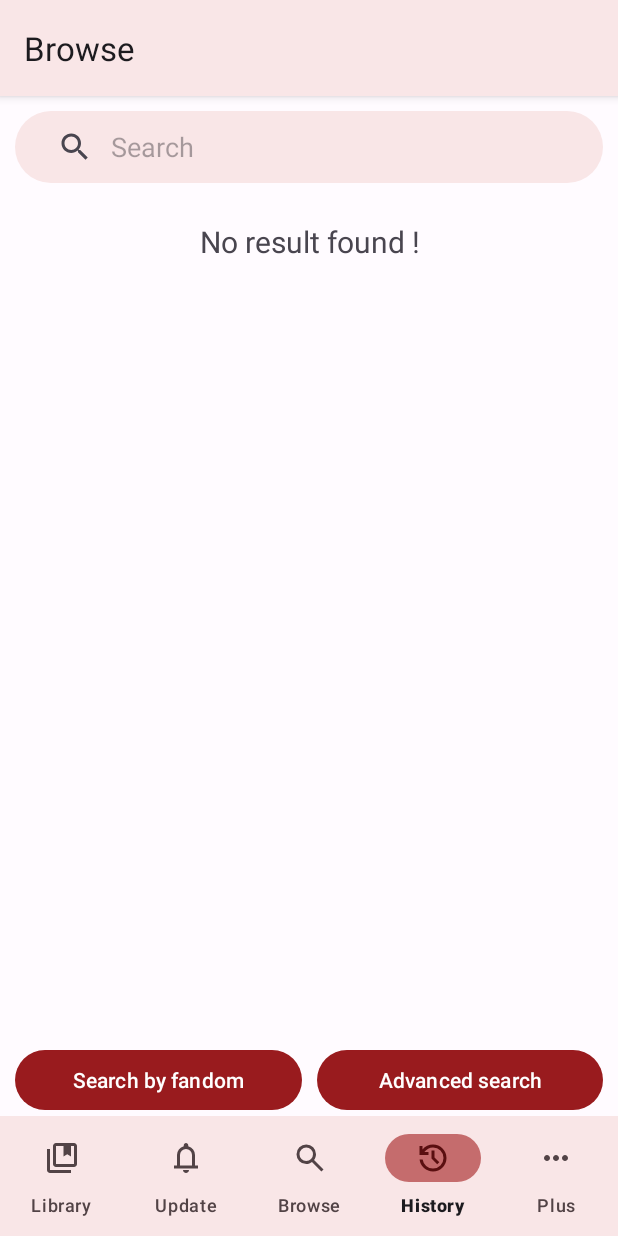
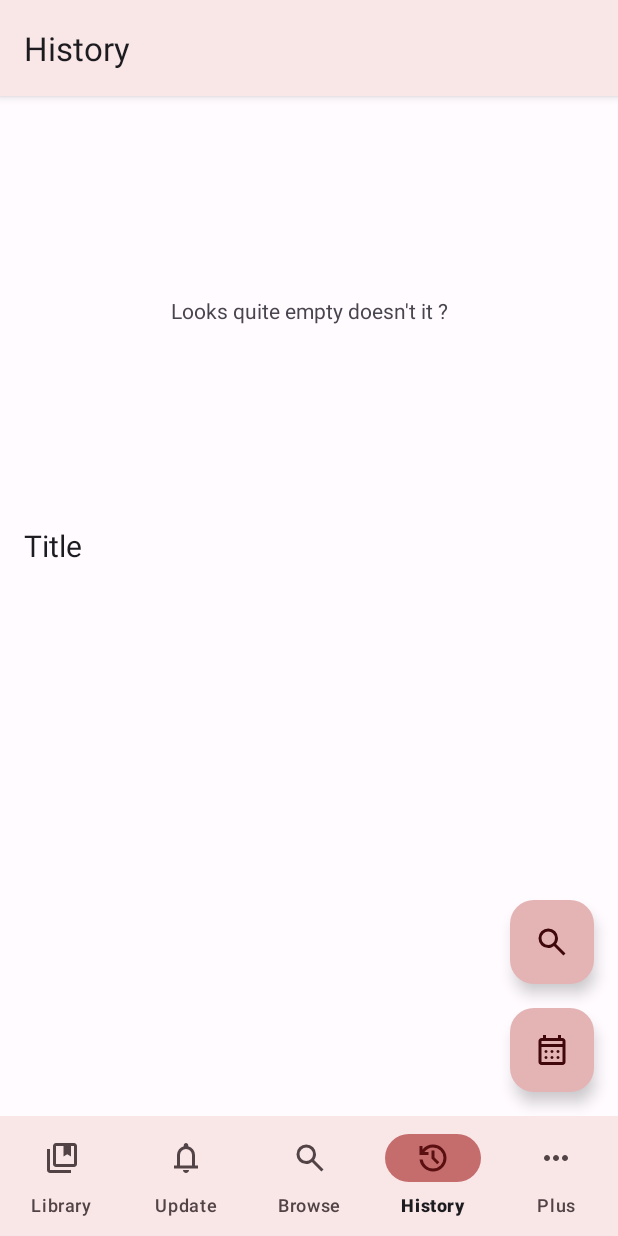
Before and after one commit to tbvns/AppOfOurOwn, an Android app: the screen it shows after launch (MainActivity), item 4 of the bottom bar chosen, on a phone screen of 412 x 824 dp. Run offline under Robolectric (Android 15) with nearby library versions, the phone set to English and light mode, and no system bars; libraries missing offline, so code that uses them is left out: org.htmlunit, org.htmlunit.corejs, org.htmlunit.html, org.htmlunit.util; 17 statements that could not run were skipped.

Commit message:
Most of the history system

```diff
--- a/app/build.gradle
+++ b/app/build.gradle
@@ -72,7 +72,7 @@ dependencies {
     implementation group: 'org.htmlunit', name: 'htmlunit3-android', version: '4.3.0'
     implementation 'com.fasterxml.jackson.core:jackson-databind:2.18.3'
     implementation 'com.fasterxml.jackson.datatype:jackson-datatype-jsr310:2.18.3'
-    debugImplementation libs.ui.tooling
+    implementation 'org.xerial:sqlite-jdbc:3.49.1.0'
+
     debugImplementation libs.ui.test.manifest
-
 }
--- a/app/src/main/AndroidManifest.xml
+++ b/app/src/main/AndroidManifest.xml
@@ -4,6 +4,8 @@
 
     <uses-permission android:name="android.permission.INTERNET" />
     <uses-permission android:name="android.permission.ACCESS_NETWORK_STATE" />
+    <uses-permission android:name="android.permission.WRITE_EXTERNAL_STORAGE" />
+    <uses-permission android:name="android.permission.READ_EXTERNAL_STORAGE" />
 
     <application
         android:allowBackup="true"
--- a/app/src/main/java/xyz/tbvns/ao3m/AO3/LoginAPI.java
+++ b/app/src/main/java/xyz/tbvns/ao3m/AO3/LoginAPI.java
@@ -30,16 +30,13 @@ public class LoginAPI {
         WebClient webClient;
     }
 
-    public static void initialize(Context context) {
-        appContext = context.getApplicationContext();
-    }
+    public static void initialize(Context context) {appContext = context.getApplicationContext();}
 
     public static String login(String username, String password) {
         String loginUrl = "https://archiveofourown.org/users/login";
 
         new Handler(Looper.getMainLooper()).post(() -> showToast("Starting phase (1/2)."));
 
-        // Phase 1: Load the login form with retries
         FormData formData = loadLoginForm(loginUrl);
         if (formData == null) {
             showToast("Failed to load login form after " + MAX_RETRIES_FORM_LOAD + " attempts");
--- /dev/null
+++ b/app/src/main/java/xyz/tbvns/ao3m/Fragments/HistoryFragment.java
@@ -0,0 +1,71 @@
+package xyz.tbvns.ao3m.Fragments;
+
+import android.os.Bundle;
+import android.os.Handler;
+import android.os.Looper;
+import android.widget.LinearLayout;
+import android.widget.ScrollView;
+import android.widget.TextView;
+import androidx.fragment.app.Fragment;
+import android.view.LayoutInflater;
+import android.view.View;
+import android.view.ViewGroup;
+import org.htmlunit.corejs.javascript.tools.shell.Main;
+import xyz.tbvns.ao3m.MainActivity;
+import xyz.tbvns.ao3m.R;
+import xyz.tbvns.ao3m.Storage.HistoryManager;
+import xyz.tbvns.ao3m.Views.HistoryEntryView;
+
+import java.util.List;
+
+
+public class HistoryFragment extends Fragment {
+    private int page = 0;
+    private int entriesCount = 0;
+
+    @Override
+    public View onCreateView(LayoutInflater inflater, ViewGroup container, Bundle savedInstanceState) {
+        View view = inflater.inflate(R.layout.fragment_history, container, false);
+
+        List<HistoryManager.HistoryEntry> entries = HistoryManager.getHistoryEntriesPaginated(getContext(), page);
+        entriesCount += entries.size();
+
+        MainActivity.bar.setTitle("History");
+
+        LinearLayout layout = view.findViewById(R.id.HistoryList);
+        addEntries(entries, layout);
+
+        if (entriesCount == 0) {
+            layout.addView(new TextView(getContext()){{
+                setText("Looks quite empty doesn't it ?");
+                setPadding(0, 200, 0, 200);
+                setWidth(layout.getWidth());
+                setTextAlignment(TEXT_ALIGNMENT_CENTER);
+            }});
+        }
+
+        view.findViewById(R.id.HistoryScrollView).setOnScrollChangeListener(
+                (v, scrollX, scrollY, oldScrollX, oldScrollY) -> {
+                    int maxH = ((ScrollView) v).getChildAt(0).getHeight();
+                    if (entriesCount % 100 == 0 && maxH - scrollY <= 200) {
+                        page += 1;
+                        addEntries(HistoryManager.getHistoryEntriesPaginated(getContext(), page), layout);
+                    }
+        });
+
+        return view;
+    }
+
+    public void addEntries(List<HistoryManager.HistoryEntry> entries, LinearLayout view) {
+        new Thread(() -> {
+            for (HistoryManager.HistoryEntry entry : entries) {
+                new Handler(Looper.getMainLooper()).post(() -> {
+                    view.addView(new HistoryEntryView(getContext(), entry, getParentFragmentManager()));
+                });
+            }
+        }){{
+            setName("AddEntriesThread");
+            start();
+        }};
+    }
+}
--- a/app/src/main/java/xyz/tbvns/ao3m/MainActivity.java
+++ b/app/src/main/java/xyz/tbvns/ao3m/MainActivity.java
@@ -18,10 +18,8 @@ import com.google.android.material.navigation.NavigationBarView;
 import lombok.SneakyThrows;
 import xyz.tbvns.ao3m.AO3.WebBrowser;
 import xyz.tbvns.ao3m.AO3.WorkAPI;
-import xyz.tbvns.ao3m.Fragments.BrowseFragment;
-import xyz.tbvns.ao3m.Fragments.FandomMainFragment;
-import xyz.tbvns.ao3m.Fragments.LibrairyFragment;
-import xyz.tbvns.ao3m.Fragments.LoadingFragment;
+import xyz.tbvns.ao3m.Fragments.*;
+import xyz.tbvns.ao3m.Storage.HistoryManager;
 import xyz.tbvns.ao3m.Views.WorkView;
 
 import java.time.LocalDate;
@@ -39,7 +37,6 @@ public class MainActivity extends AppCompatActivity {
         super.onCreate(savedInstanceState);
 
         main = this;
-
         new Thread(WebBrowser::preload).start();
 
         EdgeToEdge.enable(this);
@@ -75,6 +72,13 @@ public class MainActivity extends AppCompatActivity {
                                 .addToBackStack("main")
                                 .commit();
                         break;
+                    case "History":
+                        getSupportFragmentManager().beginTransaction()
+                                .replace(R.id.fragment_container, new HistoryFragment())
+                                .setTransition(FragmentTransaction.TRANSIT_FRAGMENT_FADE)
+                                .addToBackStack("main")
+                                .commit();
+                        break;
                     default:
                         getSupportFragmentManager().beginTransaction()
                                 .replace(R.id.fragment_container, new LoadingFragment())
--- a/app/src/main/java/xyz/tbvns/ao3m/Storage/Config/LibraryConf.java
+++ b/app/src/main/java/xyz/tbvns/ao3m/Storage/Data/LibraryData.java
@@ -1,17 +1,16 @@
-package xyz.tbvns.ao3m.Storage.Config;
+package xyz.tbvns.ao3m.Storage.Data;
 
 import lombok.AllArgsConstructor;
 import lombok.Data;
 import lombok.NoArgsConstructor;
 import xyz.tbvns.ao3m.AO3.WorkAPI;
 
-import java.util.Arrays;
 import java.util.Objects;
 
 @Data
 @AllArgsConstructor
 @NoArgsConstructor
-public class LibraryConf {
+public class LibraryData {
     private WorkAPI.Work[] works = new WorkAPI.Work[0];
 
     public void addWork(WorkAPI.Work work) {
--- /dev/null
+++ b/app/src/main/java/xyz/tbvns/ao3m/Storage/DatabaseHelper.java
@@ -0,0 +1,31 @@
+package xyz.tbvns.ao3m.Storage;
+
+import android.content.Context;
+import android.database.sqlite.SQLiteDatabase;
+import android.database.sqlite.SQLiteOpenHelper;
+
+public class DatabaseHelper extends SQLiteOpenHelper {
+    private static final String DATABASE_NAME = "history.db";
+    private static final int DATABASE_VERSION = 1;
+    private final Context context;
+
+    public DatabaseHelper(Context context) {
+        super(context, DATABASE_NAME, null, DATABASE_VERSION);
+        this.context = context;
+    }
+
+    @Override
+    public void onCreate(SQLiteDatabase db) {
+        String sql = SQLHelper.getSQLString("InitHistory.sql");
+        String[] statements = sql.split(";");
+        for (String statement : statements) {
+            if (statement.trim().isEmpty()) continue;
+            db.execSQL(statement);
+        }
+    }
+
+    @Override
+    public void onUpgrade(SQLiteDatabase db, int oldVersion, int newVersion) {
+        // Implement upgrade logic if needed
+    }
+}
--- /dev/null
+++ b/app/src/main/java/xyz/tbvns/ao3m/Views/HistoryEntryView.java
@@ -0,0 +1,48 @@
+package xyz.tbvns.ao3m.Views;
+
+import android.content.Context;
+import android.os.Handler;
+import android.os.Looper;
+import android.view.LayoutInflater;
+import android.widget.LinearLayout;
+import android.widget.TextView;
+import android.widget.Toast;
+import androidx.fragment.app.FragmentManager;
+import xyz.tbvns.ao3m.AO3.ChaptersAPI;
+import xyz.tbvns.ao3m.R;
+import xyz.tbvns.ao3m.ReaderActivity;
+import xyz.tbvns.ao3m.Storage.HistoryManager;
+
+import java.text.SimpleDateFormat;
+
+public class HistoryEntryView extends LinearLayout {
+    private HistoryManager.HistoryEntry entry;
+    private FragmentManager manager;
+    public HistoryEntryView(Context context, HistoryManager.HistoryEntry entry, FragmentManager manager) {
+        super(context);
+        this.entry = entry;
+        this.manager = manager;
+        innit();
+    }
+
+    public void innit() {
+        LayoutInflater.from(getContext()).inflate(R.layout.fragment_history_entry, this, true);
+
+        TextView chapterTitle = findViewById(R.id.ChapterTitle);
+        TextView chapterDate = findViewById(R.id.ChapterDate);
+
+        chapterTitle.setText(entry.getName());
+        String text = new SimpleDateFormat("HH:mm MM/dd/YYYY").format(entry.getEpocheDate()) + " • Chap. " + (entry.getChapter() + 1);
+        if (entry.getLength() != 0) {
+            text += " to " + (entry.getChapter() + entry.getLength() + 1);
+        }
+        chapterDate.setText(text);
+
+        setOnClickListener(l -> {
+//            ReaderActivity.showFullscreen(manager, getContext(), entry.); TODO: make this work
+            new Handler(Looper.getMainLooper()).post(() -> {
+                Toast.makeText(getContext(), "Not implemented yet", Toast.LENGTH_SHORT).show();
+            });
+        });
+    }
+}
--- /dev/null
+++ b/app/src/main/res/drawable/calendar_icon.xml
@@ -0,0 +1,9 @@
+<vector xmlns:android="http://schemas.android.com/apk/res/android"
+    android:width="24dp"
+    android:height="24dp"
+    android:viewportWidth="960"
+    android:viewportHeight="960">
+  <path
+      android:pathData="M200,880q-33,0 -56.5,-23.5T120,800v-560q0,-33 23.5,-56.5T200,160h40v-80h80v80h320v-80h80v80h40q33,0 56.5,23.5T840,240v560q0,33 -23.5,56.5T760,880L200,880ZM200,800h560v-400L200,400v400ZM200,320h560v-80L200,240v80ZM200,320v-80,80ZM480,560q-17,0 -28.5,-11.5T440,520q0,-17 11.5,-28.5T480,480q17,0 28.5,11.5T520,520q0,17 -11.5,28.5T480,560ZM320,560q-17,0 -28.5,-11.5T280,520q0,-17 11.5,-28.5T320,480q17,0 28.5,11.5T360,520q0,17 -11.5,28.5T320,560ZM640,560q-17,0 -28.5,-11.5T600,520q0,-17 11.5,-28.5T640,480q17,0 28.5,11.5T680,520q0,17 -11.5,28.5T640,560ZM480,720q-17,0 -28.5,-11.5T440,680q0,-17 11.5,-28.5T480,640q17,0 28.5,11.5T520,680q0,17 -11.5,28.5T480,720ZM320,720q-17,0 -28.5,-11.5T280,680q0,-17 11.5,-28.5T320,640q17,0 28.5,11.5T360,680q0,17 -11.5,28.5T320,720ZM640,720q-17,0 -28.5,-11.5T600,680q0,-17 11.5,-28.5T640,640q17,0 28.5,11.5T680,680q0,17 -11.5,28.5T640,720Z"
+      android:fillColor="#e3e3e3"/>
+</vector>
--- /dev/null
+++ b/app/src/main/res/layout/fragment_history.xml
@@ -0,0 +1,33 @@
+<?xml version="1.0" encoding="utf-8"?>
+<androidx.constraintlayout.widget.ConstraintLayout xmlns:android="http://schemas.android.com/apk/res/android"
+                                                   xmlns:app="http://schemas.android.com/apk/res-auto" xmlns:tools="http://schemas.android.com/tools"
+                                                   android:layout_width="match_parent"
+                                                   android:layout_height="match_parent"
+                                                   tools:context=".HistoryFragment">
+    <com.google.android.material.floatingactionbutton.FloatingActionButton
+            android:src="@drawable/calendar_icon"
+            android:layout_width="wrap_content"
+            android:layout_height="wrap_content"
+            android:clickable="true" android:id="@+id/floatingActionButton" app:layout_constraintEnd_toEndOf="parent"
+            app:layout_constraintBottom_toBottomOf="parent" android:layout_marginEnd="16dp"
+            android:layout_marginBottom="16dp"/>
+    <com.google.android.material.floatingactionbutton.FloatingActionButton
+            android:src="@drawable/search_icon"
+            android:layout_width="wrap_content"
+            android:layout_height="wrap_content"
+            android:clickable="true" android:id="@+id/floatingActionButton3"
+            app:layout_constraintBottom_toTopOf="@+id/floatingActionButton" app:layout_constraintEnd_toEndOf="parent"
+            android:layout_marginEnd="16dp" android:layout_marginBottom="16dp"/>
+    <ScrollView
+            android:layout_width="match_parent"
+            android:layout_height="match_parent" app:layout_constraintStart_toStartOf="parent"
+            app:layout_constraintTop_toTopOf="parent" app:layout_constraintEnd_toEndOf="parent"
+            app:layout_constraintBottom_toBottomOf="parent" android:id="@+id/HistoryScrollView"
+            android:layout_marginStart="16dp" android:layout_marginEnd="16dp" android:fadingEdge="vertical"
+            android:requiresFadingEdge="vertical" android:fadingEdgeLength="30dp">
+        <LinearLayout android:layout_width="match_parent" android:layout_height="wrap_content"
+                      android:orientation="vertical" android:id="@+id/HistoryList" android:gravity="center_horizontal"
+                      android:layout_gravity="center_horizontal"
+                      android:foregroundGravity="center_horizontal"/>
+    </ScrollView>
+</androidx.constraintlayout.widget.ConstraintLayout>
--- /dev/null
+++ b/app/src/main/res/layout/fragment_history_entry.xml
@@ -0,0 +1,17 @@
+<?xml version="1.0" encoding="utf-8"?>
+<LinearLayout xmlns:android="http://schemas.android.com/apk/res/android"
+              xmlns:app="http://schemas.android.com/apk/res-auto" xmlns:tools="http://schemas.android.com/tools"
+              android:layout_width="match_parent"
+              android:layout_height="wrap_content"
+              tools:context=".ChaptersFragment" android:orientation="vertical" android:paddingBottom="10dp">
+    <TextView
+            android:text="Title"
+            android:layout_width="match_parent"
+            android:layout_height="wrap_content" android:id="@+id/ChapterTitle" android:textSize="20sp"
+            android:textColor="@color/midnightdusk_onBackground" android:layout_weight="1"/>
+    <TextView
+            android:text="Date"
+            android:layout_width="match_parent"
+            android:layout_height="wrap_content" android:id="@+id/ChapterDate"
+            android:textColor="@color/midnightdusk_onSurfaceVariant"/>
+</LinearLayout>
```
Also changed, not shown: app/src/main/java/xyz/tbvns/ao3m/AO3/ChaptersAPI.java (+4 -8 lines), app/src/main/java/xyz/tbvns/ao3m/Fragments/ChaptersListFragment.java (+3 -4 lines), app/src/main/java/xyz/tbvns/ao3m/ReaderActivity.java (+16 -0 lines), app/src/main/java/xyz/tbvns/ao3m/Storage/ConfigManager.java (+8 -10 lines), app/src/main/java/xyz/tbvns/ao3m/Storage/HistoryManager.java (added, +165 -0 lines), app/src/main/java/xyz/tbvns/ao3m/Storage/SQLHelper.java (added, +19 -0 lines), 1 other file.
